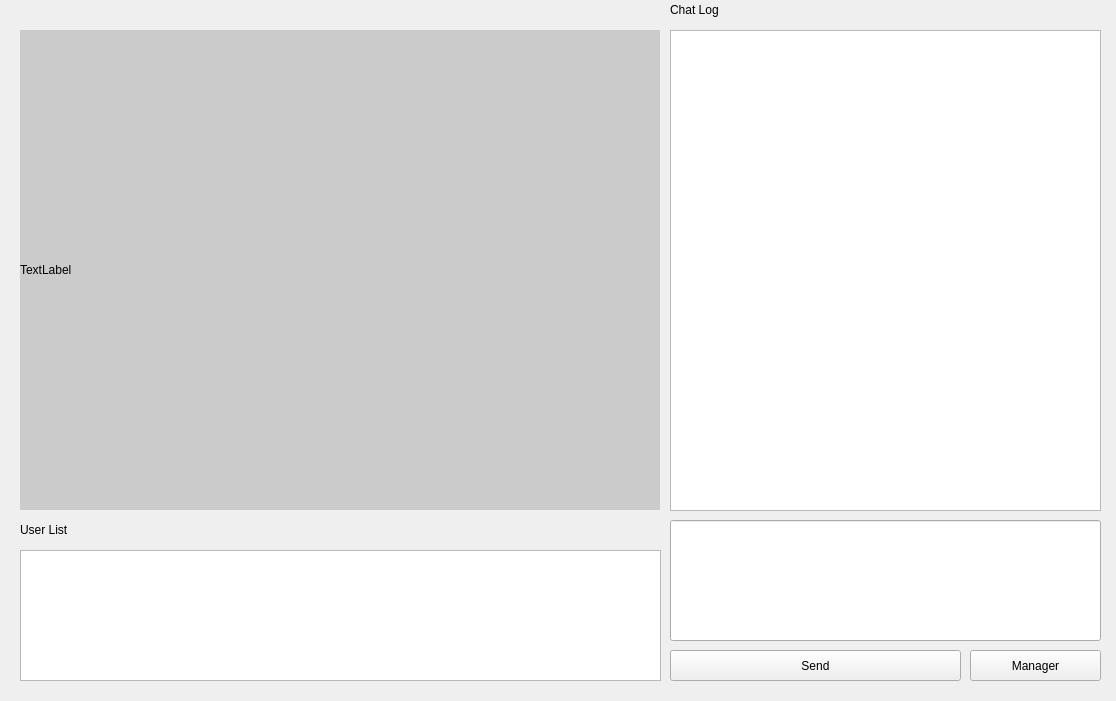
Above: server/chatroom.ui from heejin5484/Veda_Mini2 before the change. Below: the same form after it.
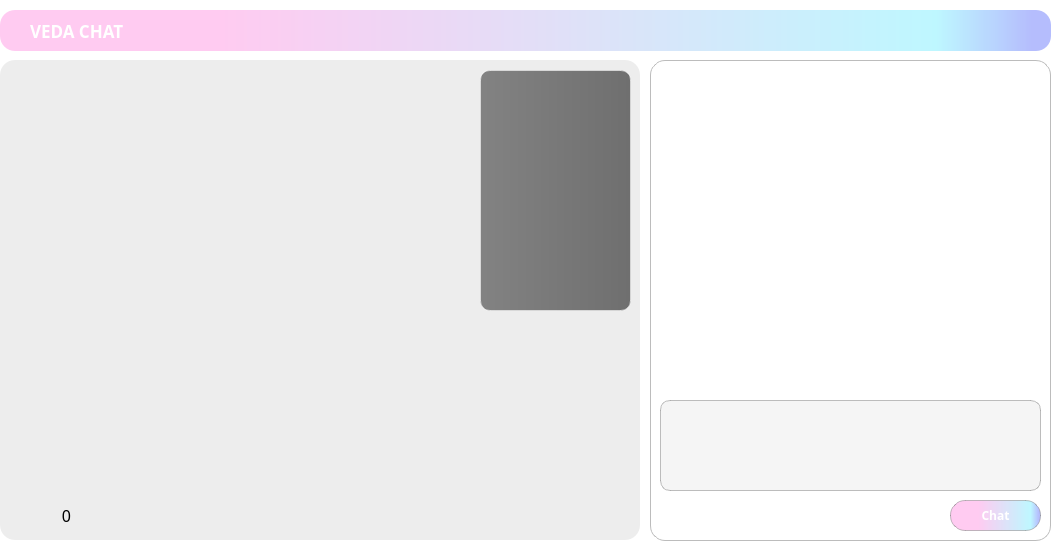
That is the form after the change. Icons and pictures are not drawn.

What changed in the file:
```diff
--- a/server/chatroom.ui
+++ b/server/chatroom.ui
@@ -6,80 +6,182 @@
    <rect>
     <x>0</x>
     <y>0</y>
-    <width>1116</width>
-    <height>701</height>
+    <width>1057</width>
+    <height>542</height>
    </rect>
   </property>
+  <property name="sizePolicy">
+   <sizepolicy hsizetype="Expanding" vsizetype="Expanding">
+    <horstretch>0</horstretch>
+    <verstretch>0</verstretch>
+   </sizepolicy>
+  </property>
   <property name="minimumSize">
    <size>
-    <width>1116</width>
-    <height>701</height>
+    <width>1052</width>
+    <height>532</height>
    </size>
   </property>
   <property name="windowTitle">
    <string>Form</string>
   </property>
+  <property name="styleSheet">
+   <string notr="true">background-color: rgb(255, 255, 255);</string>
+  </property>
   <widget class="QListWidget" name="userList">
    <property name="geometry">
     <rect>
-     <x>20</x>
-     <y>550</y>
-     <width>641</width>
-     <height>131</height>
+     <x>480</x>
+     <y>70</y>
+     <width>151</width>
+     <height>241</height>
     </rect>
    </property>
+   <property name="styleSheet">
+    <string notr="true">background-color: 
+qlineargradient(spread:pad, x1:0, y1:0, x2:1, y2:0, stop:0 rgba(55, 55, 55, 150), stop:1 rgba(22, 22, 22, 150));
+
+border-radius:10px;
+border-style:
+    solid;
+border-width:
+1px;
+border-color: rgba(255, 255, 255,120)
+
+   
+</string>
+   </property>
   </widget>
-  <widget class="QTextEdit" name="textEdit">
+  <widget class="QTextEdit" name="chatLog">
    <property name="geometry">
     <rect>
-     <x>670</x>
-     <y>30</y>
-     <width>431</width>
-     <height>481</height>
+     <x>660</x>
+     <y>70</y>
+     <width>381</width>
+     <height>331</height>
     </rect>
    </property>
+   <property name="styleSheet">
+    <string notr="true">background-color: 
+rgb(255, 255, 255);
+border-radius:
+10px;
+border-style:
+    solid;
+border-width:
+0px;
+border-color: rgba(120, 120, 120,120)
+
+   
+</string>
+   </property>
   </widget>
-  <widget class="QLineEdit" name="lineEdit">
+  <widget class="QLineEdit" name="lineEdit_chat">
    <property name="geometry">
     <rect>
-     <x>670</x>
-     <y>520</y>
-     <width>431</width>
-     <height>121</height>
+     <x>660</x>
+     <y>400</y>
+     <width>381</width>
+     <height>91</height>
     </rect>
    </property>
+   <property name="styleSheet">
+    <string notr="true">background-color: 
+rgb(245, 245, 245);
+border-radius:
+10px;
+border-style:
+    solid;
+border-width:
+1px;
+border-color: rgba(120, 120, 120,120)
+
+   
+</string>
+   </property>
+   <property name="text">
+    <string/>
+   </property>
+   <property name="alignment">
+    <set>Qt::AlignmentFlag::AlignLeading|Qt::AlignmentFlag::AlignLeft|Qt::AlignmentFlag::AlignTop</set>
+   </property>
   </widget>
-  <widget class="QPushButton" name="pushButton">
+  <widget class="QPushButton" name="chatButton">
    <property name="geometry">
     <rect>
-     <x>670</x>
-     <y>650</y>
-     <width>291</width>
+     <x>950</x>
+     <y>500</y>
+     <width>91</width>
      <height>31</height>
     </rect>
    </property>
+   <property name="font">
+    <font>
+     <family>나눔스퀘어OTF_ac Bold</family>
+     <bold>true</bold>
+    </font>
+   </property>
+   <property name="styleSheet">
+    <string notr="true">color : rgb(255, 255, 255);
+ background-color: qlineargradient(spread:pad, x1:0, y1:0, x2:1, y2:0, stop:0 rgba(255, 203, 241, 255), stop:0.14 rgba(255, 203, 241, 255), stop:0.21 rgba(255, 203, 241, 255), stop:0.31 rgba(255, 203, 241, 255), stop:0.89 rgba(190, 247, 255, 255), stop:0.98 rgba(181, 189, 253,255), stop:1 rgba(181, 189, 253,255));
+border-radius:
+15px;
+border-style:
+    solid;
+border-width:
+1px;
+border-color: rgba(120, 120, 120,120)
+
+   
+
+</string>
+   </property>
    <property name="text">
-    <string>Send</string>
+    <string>Chat</string>
    </property>
   </widget>
   <widget class="QPushButton" name="managerButton">
    <property name="geometry">
     <rect>
-     <x>970</x>
-     <y>650</y>
-     <width>131</width>
+     <x>660</x>
+     <y>500</y>
+     <width>31</width>
      <height>31</height>
     </rect>
    </property>
+   <property name="styleSheet">
+    <string notr="true">background-color: 
+rgb(255, 255, 255);
+border-radius:
+10px;
+border-style:
+    solid;
+border-width:
+0px;
+border-color: rgba(120, 120, 120,120)
+
+   
+</string>
+   </property>
    <property name="text">
-    <string>Manager</string>
+    <string/>
+   </property>
+   <property name="icon">
+    <iconset resource="resources.qrc">
+     <normaloff>:/images/images/option_icon.png</normaloff>:/images/images/option_icon.png</iconset>
+   </property>
+   <property name="iconSize">
+    <size>
+     <width>25</width>
+     <height>25</height>
+    </size>
    </property>
   </widget>
   <widget class="QLabel" name="video_label">
    <property name="geometry">
     <rect>
-     <x>20</x>
-     <y>30</y>
+     <x>0</x>
+     <y>60</y>
      <width>640</width>
      <height>480</height>
     </rect>
@@ -91,38 +193,180 @@
     </size>
    </property>
    <property name="styleSheet">
-    <string notr="true">background-color: rgb(203, 203, 203);</string>
+    <string notr="true">background-color: rgb(237, 237, 237);
+border-radius:
+15px;
+border-style:
+    solid;
+border-width:
+    0px;
+border-color: 
+rgb(188, 188, 188);
+   
+</string>
    </property>
    <property name="text">
-    <string>TextLabel</string>
+    <string/>
+   </property>
+  </widget>
+  <widget class="QLabel" name="ppl_num">
+   <property name="geometry">
+    <rect>
+     <x>50</x>
+     <y>490</y>
+     <width>21</width>
+     <height>51</height>
+    </rect>
+   </property>
+   <property name="font">
+    <font>
+     <family>나눔스퀘어_ac ExtraBold</family>
+     <pointsize>12</pointsize>
+    </font>
+   </property>
+   <property name="styleSheet">
+    <string notr="true">background-color: rgba(255, 255, 255,0);
+</string>
+   </property>
+   <property name="text">
+    <string>0</string>
+   </property>
+   <property name="alignment">
+    <set>Qt::AlignmentFlag::AlignRight|Qt::AlignmentFlag::AlignTrailing|Qt::AlignmentFlag::AlignVCenter</set>
+   </property>
+  </widget>
+  <widget class="QLabel" name="ui_background">
+   <property name="geometry">
+    <rect>
+     <x>650</x>
+     <y>60</y>
+     <width>401</width>
+     <height>481</height>
+    </rect>
+   </property>
+   <property name="styleSheet">
+    <string notr="true">background-color: rgb(255, 255, 255);
+border-radius:
+15px;
+border-style:
+    solid;
+border-width:
+    1px;
+border-color: 
+rgb(188, 188, 188);</string>
+   </property>
+   <property name="text">
+    <string/>
+   </property>
+  </widget>
+  <widget class="QLabel" name="ppl_icon">
+   <property name="geometry">
+    <rect>
+     <x>10</x>
+     <y>500</y>
+     <width>31</width>
+     <height>31</height>
+    </rect>
+   </property>
+   <property name="styleSheet">
+    <string notr="true">background-color: 
+rgba(255, 255, 255,0);
+border-radius:
+0px;
+border-width:
+0px;
+border-color: rgba(120, 120, 120,120)
+
+   
+</string>
+   </property>
+   <property name="text">
+    <string/>
+   </property>
+   <property name="pixmap">
+    <pixmap resource="resources.qrc">:/images/images/user_icon.png</pixmap>
+   </property>
+   <property name="scaledContents">
+    <bool>true</bool>
+   </property>
+  </widget>
+  <widget class="QLabel" name="label">
+   <property name="geometry">
+    <rect>
+     <x>30</x>
+     <y>20</y>
+     <width>281</width>
+     <height>21</height>
+    </rect>
+   </property>
+   <property name="font">
+    <font>
+     <family>나눔스퀘어_ac ExtraBold</family>
+     <pointsize>13</pointsize>
+     <bold>true</bold>
+    </font>
+   </property>
+   <property name="styleSheet">
+    <string notr="true">background-color: rgba(255, 255, 255, 0);
+color: rgb(255,255,255);
+/*color: qlineargradient(x1:0, y1:0, x2:200, y2:0, stop:0.3 #ffcbf1, stop:0.45 #bef7ff, stop:1 #cc98f9);*/</string>
+   </property>
+   <property name="text">
+    <string>VEDA CHAT</string>
    </property>
   </widget>
   <widget class="QLabel" name="label_2">
    <property name="geometry">
     <rect>
-     <x>20</x>
-     <y>520</y>
-     <width>521</width>
-     <height>20</height>
+     <x>10</x>
+     <y>20</y>
+     <width>21</width>
+     <height>21</height>
     </rect>
    </property>
+   <property name="styleSheet">
+    <string notr="true">background-color: rgba(255, 255, 255, 0);</string>
+   </property>
    <property name="text">
-    <string>User List</string>
+    <string/>
+   </property>
+   <property name="pixmap">
+    <pixmap resource="resources.qrc">:/images/images/video_icon2.png</pixmap>
+   </property>
+   <property name="scaledContents">
+    <bool>true</bool>
    </property>
   </widget>
   <widget class="QLabel" name="label_3">
    <property name="geometry">
     <rect>
-     <x>670</x>
-     <y>0</y>
-     <width>371</width>
-     <height>20</height>
+     <x>0</x>
+     <y>10</y>
+     <width>1051</width>
+     <height>41</height>
     </rect>
    </property>
+   <property name="styleSheet">
+    <string notr="true">border-radius:
+15px;
+background-color: qlineargradient(spread:pad, x1:0, y1:0, x2:1, y2:0, stop:0 rgba(255, 203, 241, 255), stop:0.14 rgba(255, 203, 241, 255), stop:0.21 rgba(255, 203, 241, 255), stop:0.21 rgba(255, 203, 241, 255), stop:0.89 rgba(190, 247, 255, 255), stop:0.98 rgba(181, 189, 253,255), stop:1 rgba(181, 189, 253,255));</string>
+   </property>
    <property name="text">
-    <string>Chat Log</string>
+    <string/>
    </property>
   </widget>
+  <zorder>label_3</zorder>
+  <zorder>ui_background</zorder>
+  <zorder>video_label</zorder>
+  <zorder>chatLog</zorder>
+  <zorder>lineEdit_chat</zorder>
+  <zorder>chatButton</zorder>
+  <zorder>managerButton</zorder>
+  <zorder>ppl_num</zorder>
+  <zorder>userList</zorder>
+  <zorder>label</zorder>
+  <zorder>label_2</zorder>
+  <zorder>ppl_icon</zorder>
  </widget>
  <resources/>
  <connections/>
```
Left out of the diff: 4 changed lines with no effect on the pictures.
